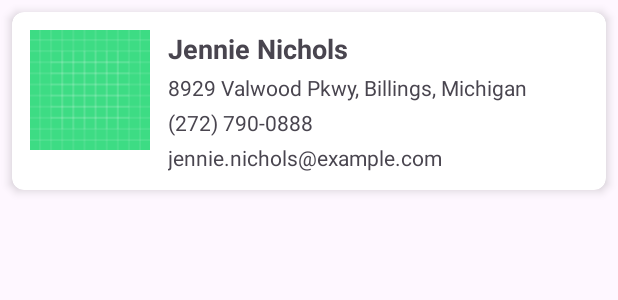
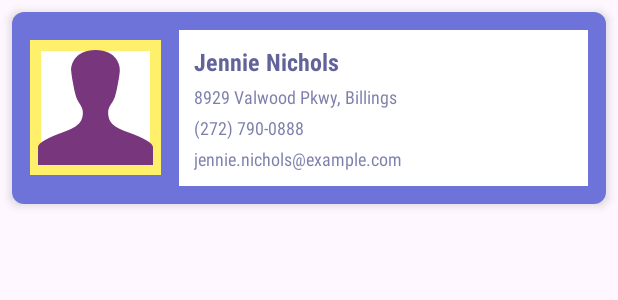
Before and after one commit to LenaMishanina/shift-android-task, an Android app: the layout user_item.xml on its own in the app's theme, with its tools: preview values and no code run, on a phone screen of 412 x 824 dp. Shown: the top 300 px of the screen. Run offline under Robolectric (Android 15) with nearby library versions, the light colour scheme and no system bars.

Commit message:
improve ui design of MainActivity

```diff
--- a/app/src/main/res/layout/activity_main.xml
+++ b/app/src/main/res/layout/activity_main.xml
@@ -6,7 +6,7 @@
     android:id="@+id/clMain"
     android:layout_width="match_parent"
     android:layout_height="match_parent"
-    android:background="#D5D1D1"
+    android:background="@color/background"
     tools:context=".MainActivity">
 
     <androidx.recyclerview.widget.RecyclerView
@@ -37,17 +37,21 @@
         android:layout_width="wrap_content"
         android:layout_height="wrap_content"
         android:layout_margin="16dp"
+        android:backgroundTint="#B7C7D1"
         app:layout_constraintBottom_toBottomOf="parent"
         app:layout_constraintEnd_toEndOf="parent"
-        app:srcCompat="@android:drawable/ic_input_add" />
+        app:tint="#2C536A"
+        app:srcCompat="@drawable/ic_plus_1" />
 
     <com.google.android.material.floatingactionbutton.FloatingActionButton
         android:id="@+id/btnRemoveUsers"
         android:layout_width="wrap_content"
         android:layout_height="wrap_content"
         android:layout_margin="16dp"
+        android:backgroundTint="#B7C7D1"
         app:layout_constraintBottom_toTopOf="@id/btnAddUsers"
         app:layout_constraintEnd_toEndOf="parent"
-        app:srcCompat="@android:drawable/ic_menu_delete"/>
+        app:tint="#2C536A"
+        app:srcCompat="@drawable/ic_trash_2"/>
 
 </androidx.constraintlayout.widget.ConstraintLayout>
--- a/app/src/main/res/layout/user_item.xml
+++ b/app/src/main/res/layout/user_item.xml
@@ -13,53 +13,65 @@
         android:layout_width="match_parent"
         android:layout_height="wrap_content"
         android:orientation="horizontal"
-        android:padding="12dp">
+        android:padding="12dp"
+        android:gravity="center"
+        android:background="@color/header_card_bg">
 
         <ImageView
             android:id="@+id/ivProfile"
-            android:layout_width="80dp"
-            android:layout_height="80dp"
+            android:layout_width="87dp"
+            android:layout_height="90dp"
             android:scaleType="centerCrop"
-            android:src="@drawable/ic_launcher_background"
-            tools:src="@tools:sample/avatars" />
+            android:background="@drawable/profile_picture"
+            android:src="@drawable/ic_user" />
 
         <LinearLayout
             android:layout_width="match_parent"
             android:layout_height="wrap_content"
             android:layout_marginStart="12dp"
-            android:orientation="vertical">
+            android:orientation="vertical"
+            android:background="@color/white"
+            android:padding="10dp">
 
             <TextView
                 android:id="@+id/tvName"
                 android:layout_width="match_parent"
                 android:layout_height="wrap_content"
-                android:textSize="18sp"
+                android:textSize="16sp"
                 android:textStyle="bold"
-                tools:text="Jennie Nichols" />
+                tools:text="Jennie Nichols"
+                android:textColor="@color/detail_text_primary"
+                android:fontFamily="sans-serif-condensed"/>
 
             <TextView
                 android:id="@+id/tvAddress"
                 android:layout_width="match_parent"
                 android:layout_height="wrap_content"
                 android:layout_marginTop="4dp"
-                android:textSize="14sp"
-                tools:text="8929 Valwood Pkwy, Billings, Michigan" />
+                android:textSize="12sp"
+                tools:text="8929 Valwood Pkwy, Billings"
+                android:textColor="@color/detail_text_secondary"
+                android:fontFamily="sans-serif-condensed"/>
 
             <TextView
                 android:id="@+id/tvPhone"
                 android:layout_width="match_parent"
                 android:layout_height="wrap_content"
                 android:layout_marginTop="4dp"
-                android:textSize="14sp"
-                tools:text="(272) 790-0888" />
+                android:textSize="12sp"
+                tools:text="(272) 790-0888"
+                android:textColor="@color/detail_text_secondary"
+                android:fontFamily="sans-serif-condensed"/>
 
             <TextView
                 android:id="@+id/tvEmail"
                 android:layout_width="match_parent"
                 android:layout_height="wrap_content"
                 android:layout_marginTop="4dp"
-                android:textSize="14sp"
-                tools:text="jennie.nichols@example.com" />
+                android:textSize="12sp"
+                android:textColor="@color/detail_text_secondary"
+                tools:text="jennie.nichols@example.com"
+                android:fontFamily="sans-serif-condensed"/>
         </LinearLayout>
     </LinearLayout>
 </androidx.cardview.widget.CardView>
```
